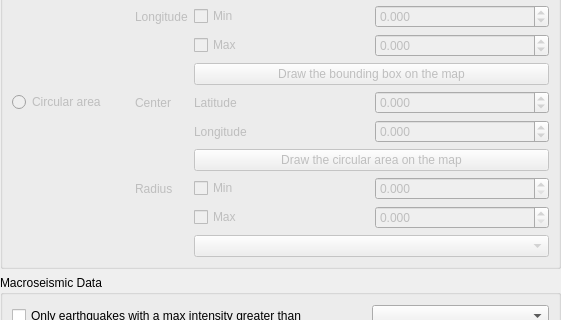
The window that qquake/ui/filter_parameter_widget_base.ui (INGV/qquake) describes before a commit, drawn with Qt 5; both pictures show x 0 to 561 and y 211 to 531 of the 561 by 783 pixel window.
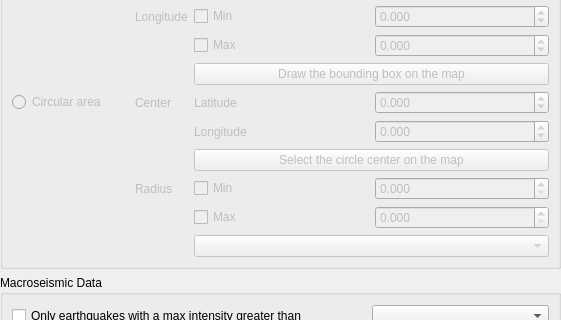
The same window after the commit. Custom widgets are drawn as their Qt base class.

Commit message: Rework wording for 'Select the circle center on the map' button (Fixes #10)

```diff
--- a/qquake/ui/filter_parameter_widget_base.ui
+++ b/qquake/ui/filter_parameter_widget_base.ui
@@ -271,7 +271,7 @@
       <item row="10" column="2" colspan="2">
        <widget class="QPushButton" name="circle_center_draw_on_map">
         <property name="text">
-         <string>Draw the circular area on the map</string>
+         <string>Select the circle center on the map</string>
         </property>
        </widget>
       </item>
```
